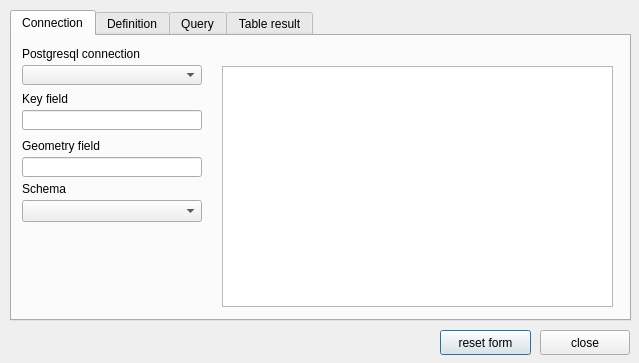
Qt form ui_postgisquerybuilder.ui (enricofer/postgisQueryBuilder) before a commit.
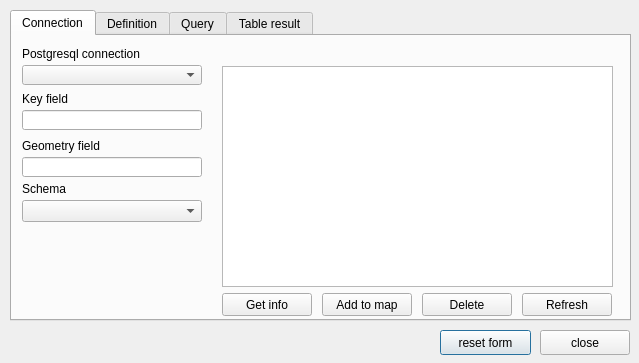
The same form after that commit.

Commit message: layer ops gui definitions

Diff of the .ui file:
```diff
--- a/ui_postgisquerybuilder.ui
+++ b/ui_postgisquerybuilder.ui
@@ -165,10 +165,62 @@
        <x>210</x>
        <y>30</y>
        <width>391</width>
-       <height>241</height>
+       <height>221</height>
       </rect>
      </property>
     </widget>
+    <widget class="QPushButton" name="RefreshButton">
+     <property name="geometry">
+      <rect>
+       <x>510</x>
+       <y>257</y>
+       <width>90</width>
+       <height>23</height>
+      </rect>
+     </property>
+     <property name="text">
+      <string>Refresh</string>
+     </property>
+    </widget>
+    <widget class="QPushButton" name="AddToMapButton">
+     <property name="geometry">
+      <rect>
+       <x>310</x>
+       <y>257</y>
+       <width>90</width>
+       <height>23</height>
+      </rect>
+     </property>
+     <property name="text">
+      <string>Add to map</string>
+     </property>
+    </widget>
+    <widget class="QPushButton" name="DeleteButton">
+     <property name="geometry">
+      <rect>
+       <x>410</x>
+       <y>257</y>
+       <width>90</width>
+       <height>23</height>
+      </rect>
+     </property>
+     <property name="text">
+      <string>Delete</string>
+     </property>
+    </widget>
+    <widget class="QPushButton" name="GetInfoButton">
+     <property name="geometry">
+      <rect>
+       <x>210</x>
+       <y>257</y>
+       <width>90</width>
+       <height>23</height>
+      </rect>
+     </property>
+     <property name="text">
+      <string>Get info</string>
+     </property>
+    </widget>
    </widget>
    <widget class="QWidget" name="DefinitionTab">
     <attribute name="title">
```
The commit also changes 1 other file.
